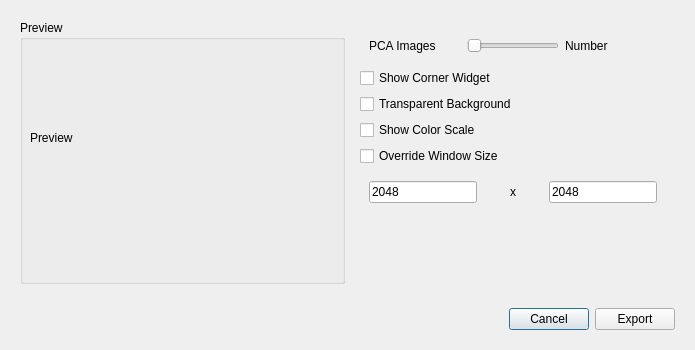
First picture: the form in Studio/src/Interface/ExportImageDialog.ui, repository SCIInstitute/ShapeWorks, before the edit.
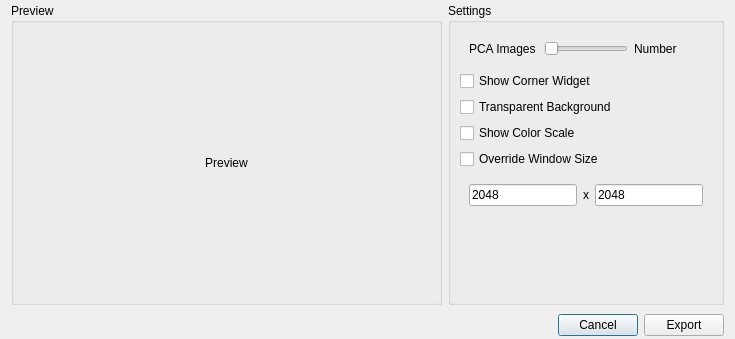
Second picture: the form after the edit.

Diff of the .ui file:
```diff
--- a/Studio/src/Interface/ExportImageDialog.ui
+++ b/Studio/src/Interface/ExportImageDialog.ui
@@ -6,39 +6,80 @@
    <rect>
     <x>0</x>
     <y>0</y>
-    <width>695</width>
-    <height>350</height>
+    <width>735</width>
+    <height>339</height>
    </rect>
   </property>
   <property name="windowTitle">
    <string>Dialog</string>
   </property>
   <layout class="QGridLayout" name="gridLayout">
+   <property name="topMargin">
+    <number>3</number>
+   </property>
+   <property name="bottomMargin">
+    <number>3</number>
+   </property>
    <item row="0" column="0" colspan="2">
     <widget class="QWidget" name="widget" native="true">
      <layout class="QGridLayout" name="gridLayout_3">
+      <property name="leftMargin">
+       <number>0</number>
+      </property>
+      <property name="topMargin">
+       <number>0</number>
+      </property>
+      <property name="rightMargin">
+       <number>0</number>
+      </property>
+      <property name="bottomMargin">
+       <number>0</number>
+      </property>
+      <property name="spacing">
+       <number>6</number>
+      </property>
       <item row="0" column="0">
        <widget class="QGroupBox" name="preview_box">
+        <property name="sizePolicy">
+         <sizepolicy hsizetype="MinimumExpanding" vsizetype="MinimumExpanding">
+          <horstretch>0</horstretch>
+          <verstretch>0</verstretch>
+         </sizepolicy>
+        </property>
         <property name="title">
          <string>Preview</string>
         </property>
-        <widget class="QLabel" name="preview">
-         <property name="geometry">
-          <rect>
-           <x>10</x>
-           <y>110</y>
-           <width>58</width>
-           <height>16</height>
-          </rect>
+        <layout class="QGridLayout" name="gridLayout_5">
+         <property name="leftMargin">
+          <number>0</number>
          </property>
-         <property name="text">
-          <string>Preview</string>
+         <property name="topMargin">
+          <number>0</number>
          </property>
-        </widget>
+         <property name="rightMargin">
+          <number>0</number>
+         </property>
+         <property name="bottomMargin">
+          <number>0</number>
+         </property>
+         <item row="0" column="0">
+          <widget class="QLabel" name="preview">
+           <property name="text">
+            <string>Preview</string>
+           </property>
+           <property name="alignment">
+            <set>Qt::AlignCenter</set>
+           </property>
+          </widget>
+         </item>
+        </layout>
        </widget>
       </item>
       <item row="0" column="1">
-       <widget class="QWidget" name="right_side_controls" native="true">
+       <widget class="QGroupBox" name="right_side_controls">
+        <property name="title">
+         <string>Settings</string>
+        </property>
         <layout class="QGridLayout" name="gridLayout_2">
          <item row="5" column="0">
           <widget class="QWidget" name="window_size_widget" native="true">
@@ -165,6 +206,18 @@
    <item row="1" column="0" colspan="2">
     <widget class="QWidget" name="button_box" native="true">
      <layout class="QHBoxLayout" name="horizontalLayout_2">
+      <property name="leftMargin">
+       <number>0</number>
+      </property>
+      <property name="topMargin">
+       <number>3</number>
+      </property>
+      <property name="rightMargin">
+       <number>0</number>
+      </property>
+      <property name="bottomMargin">
+       <number>0</number>
+      </property>
       <item>
        <spacer name="horizontalSpacer">
         <property name="orientation">
```
Left out of the diff: 70 changed lines with no effect on the pictures.
